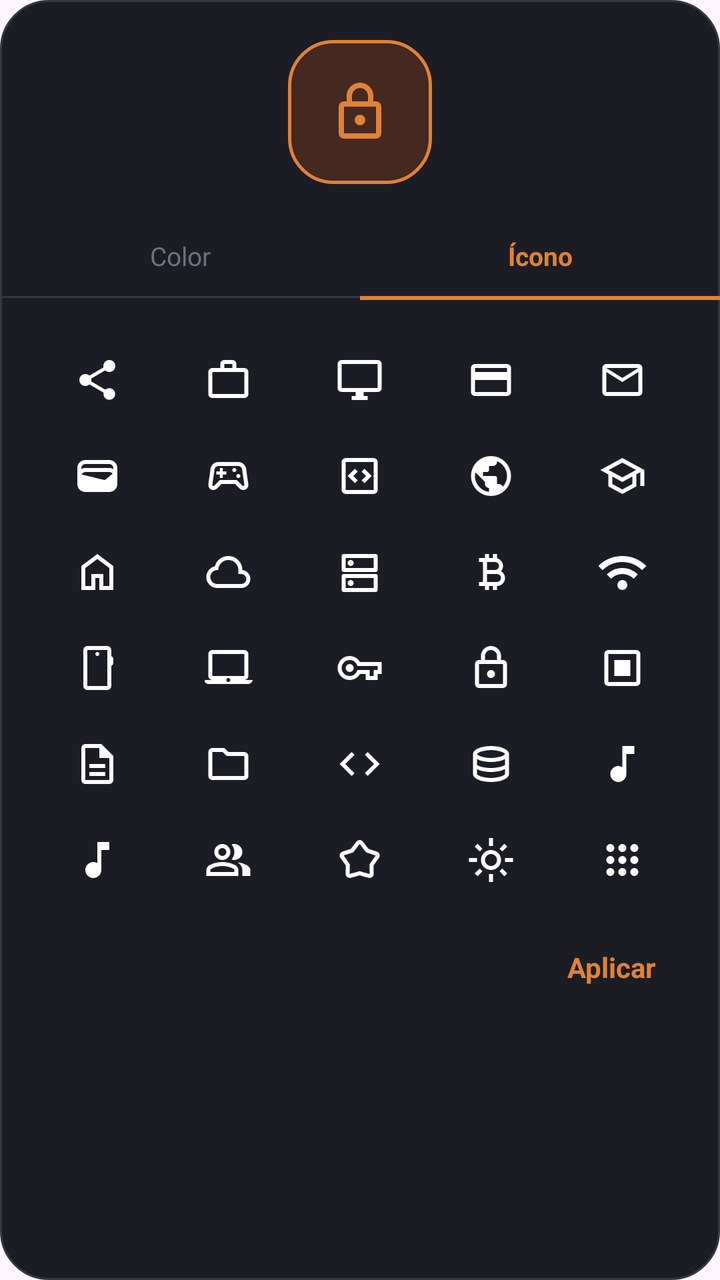
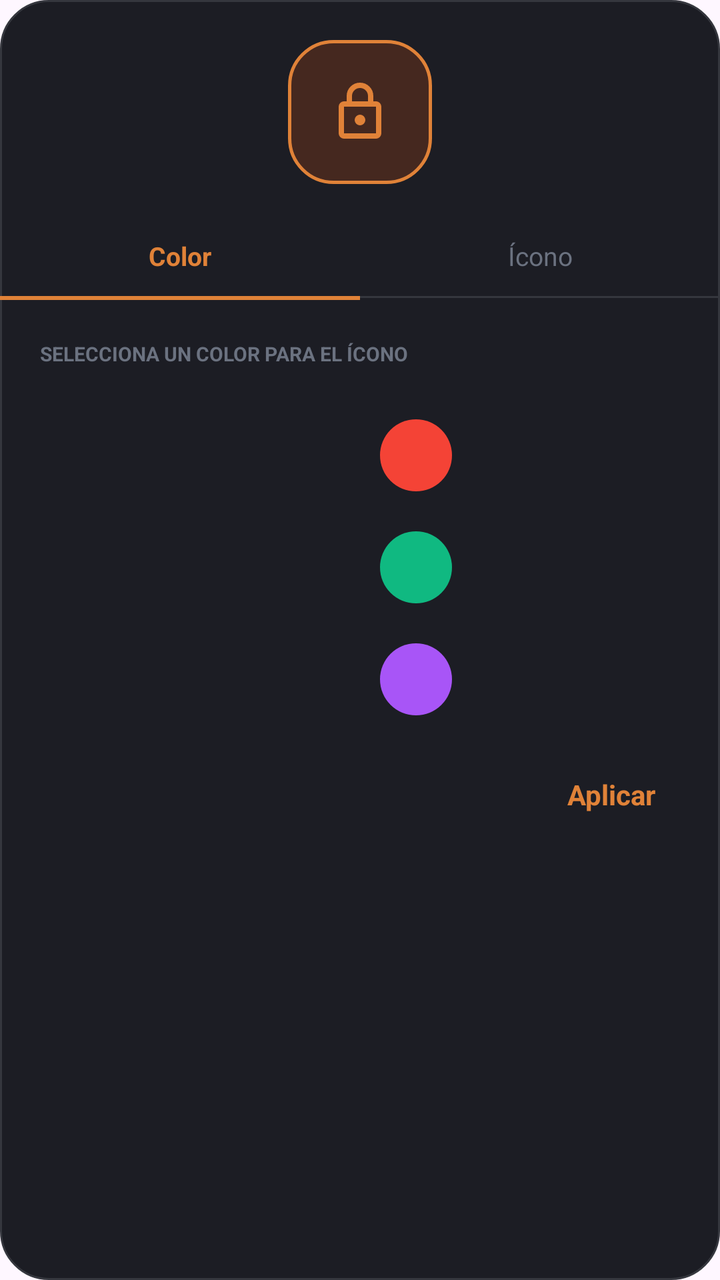

Compare the two renders of this Android layout. The source of the first and the diff that turns it into the second are given below.
<!-- AndroidManifest.xml: application theme Theme.MyApplication -->
<!-- res/layout/dialog_icon_category.xml -->
<?xml version="1.0" encoding="utf-8"?>
<LinearLayout
    xmlns:android="http://schemas.android.com/apk/res/android"
    xmlns:app="http://schemas.android.com/apk/res-auto"
    android:layout_width="match_parent"
    android:layout_height="wrap_content"
    android:layout_margin="12dp"
    android:background="@drawable/bg_icon_panel"
    android:orientation="vertical"
    android:paddingBottom="16dp">

    
    <FrameLayout
        android:layout_width="72dp"
        android:layout_height="72dp"
        android:layout_gravity="center_horizontal"
        android:layout_marginTop="20dp"
        android:background="@drawable/bg_icon_selector">

        <ImageView
            android:id="@+id/ivPreview"
            android:layout_width="32dp"
            android:layout_height="32dp"
            android:layout_gravity="center"
            android:contentDescription="Vista previa"
            android:src="@drawable/ic_pick_lock"
            app:tint="@color/orange_primary" />
    </FrameLayout>

    
    <LinearLayout
        android:layout_width="match_parent"
        android:layout_height="wrap_content"
        android:layout_marginTop="16dp"
        android:orientation="horizontal">

        <LinearLayout
            android:id="@+id/tabColor"
            android:layout_width="0dp"
            android:layout_height="wrap_content"
            android:layout_weight="1"
            android:orientation="vertical">

            <TextView
                android:layout_width="match_parent"
                android:layout_height="40dp"
                android:gravity="center"
                android:text="Color"
                android:textColor="@color/text_muted"
                android:textSize="13sp" />

            <View
                android:layout_width="match_parent"
                android:layout_height="1dp"
                android:background="@color/border_color" />
        </LinearLayout>

        <LinearLayout
            android:id="@+id/tabIcon"
            android:layout_width="0dp"
            android:layout_height="wrap_content"
            android:layout_weight="1"
            android:orientation="vertical">

            <TextView
                android:layout_width="match_parent"
                android:layout_height="40dp"
                android:gravity="center"
                android:text="Ícono"
                android:textColor="@color/orange_primary"
                android:textSize="13sp"
                android:textStyle="bold" />

            <View
                android:layout_width="match_parent"
                android:layout_height="2dp"
                android:background="@color/orange_primary" />
        </LinearLayout>
    </LinearLayout>

    
    <GridLayout
        android:id="@+id/gridIcons"
        android:layout_width="match_parent"
        android:layout_height="wrap_content"
        android:layout_marginStart="16dp"
        android:layout_marginTop="16dp"
        android:layout_marginEnd="16dp"
        android:columnCount="5">

        
        <ImageView style="@style/PickIcon" android:layout_width="0dp" android:layout_height="48dp" android:layout_columnWeight="1" android:src="@drawable/ic_pick_share" android:contentDescription="Compartir" />
        <ImageView style="@style/PickIcon" android:layout_width="0dp" android:layout_height="48dp" android:layout_columnWeight="1" android:src="@drawable/ic_pick_work" android:contentDescription="Trabajo" />
        <ImageView style="@style/PickIcon" android:layout_width="0dp" android:layout_height="48dp" android:layout_columnWeight="1" android:src="@drawable/ic_pick_desktop" android:contentDescription="Escritorio" />
        <ImageView style="@style/PickIcon" android:layout_width="0dp" android:layout_height="48dp" android:layout_columnWeight="1" android:src="@drawable/ic_pick_card" android:contentDescription="Tarjeta" />
        <ImageView style="@style/PickIcon" android:layout_width="0dp" android:layout_height="48dp" android:layout_columnWeight="1" android:src="@drawable/ic_pick_mail" android:contentDescription="Correo" />

        
        <ImageView style="@style/PickIcon" android:layout_width="0dp" android:layout_height="48dp" android:layout_columnWeight="1" android:src="@drawable/ic_pick_savings" android:contentDescription="Ahorros" />
        <ImageView style="@style/PickIcon" android:layout_width="0dp" android:layout_height="48dp" android:layout_columnWeight="1" android:src="@drawable/ic_pick_games" android:contentDescription="Juegos" />
        <ImageView style="@style/PickIcon" android:layout_width="0dp" android:layout_height="48dp" android:layout_columnWeight="1" android:src="@drawable/ic_pick_block" android:contentDescription="Bloqueo" />
        <ImageView style="@style/PickIcon" android:layout_width="0dp" android:layout_height="48dp" android:layout_columnWeight="1" android:src="@drawable/ic_pick_public" android:contentDescription="Web" />
        <ImageView style="@style/PickIcon" android:layout_width="0dp" android:layout_height="48dp" android:layout_columnWeight="1" android:src="@drawable/ic_pick_school" android:contentDescription="Educación" />

        
        <ImageView style="@style/PickIcon" android:layout_width="0dp" android:layout_height="48dp" android:layout_columnWeight="1" android:src="@drawable/ic_pick_home" android:contentDescription="Casa" />
        <ImageView style="@style/PickIcon" android:layout_width="0dp" android:layout_height="48dp" android:layout_columnWeight="1" android:src="@drawable/ic_pick_cloud" android:contentDescription="Nube" />
        <ImageView style="@style/PickIcon" android:layout_width="0dp" android:layout_height="48dp" android:layout_columnWeight="1" android:src="@drawable/ic_pick_server" android:contentDescription="Servidor" />
        <ImageView style="@style/PickIcon" android:layout_width="0dp" android:layout_height="48dp" android:layout_columnWeight="1" android:src="@drawable/ic_pick_bitcoin" android:contentDescription="Cripto" />
        <ImageView style="@style/PickIcon" android:layout_width="0dp" android:layout_height="48dp" android:layout_columnWeight="1" android:src="@drawable/ic_pick_wifi" android:contentDescription="WiFi" />

        
        <ImageView style="@style/PickIcon" android:layout_width="0dp" android:layout_height="48dp" android:layout_columnWeight="1" android:src="@drawable/ic_pick_phone" android:contentDescription="Teléfono" />
        <ImageView style="@style/PickIcon" android:layout_width="0dp" android:layout_height="48dp" android:layout_columnWeight="1" android:src="@drawable/ic_pick_laptop" android:contentDescription="Portátil" />
        <ImageView style="@style/PickIcon" android:layout_width="0dp" android:layout_height="48dp" android:layout_columnWeight="1" android:src="@drawable/ic_pick_key" android:contentDescription="Llave" />
        <ImageView style="@style/PickIcon" android:layout_width="0dp" android:layout_height="48dp" android:layout_columnWeight="1" android:src="@drawable/ic_pick_lock" android:contentDescription="Candado" />
        <ImageView style="@style/PickIcon" android:layout_width="0dp" android:layout_height="48dp" android:layout_columnWeight="1" android:src="@drawable/ic_pick_chat" android:contentDescription="Chat" />

        
        <ImageView style="@style/PickIcon" android:layout_width="0dp" android:layout_height="48dp" android:layout_columnWeight="1" android:src="@drawable/ic_pick_file" android:contentDescription="Archivo" />
        <ImageView style="@style/PickIcon" android:layout_width="0dp" android:layout_height="48dp" android:layout_columnWeight="1" android:src="@drawable/ic_pick_folder" android:contentDescription="Carpeta" />
        <ImageView style="@style/PickIcon" android:layout_width="0dp" android:layout_height="48dp" android:layout_columnWeight="1" android:src="@drawable/ic_pick_code" android:contentDescription="Código" />
        <ImageView style="@style/PickIcon" android:layout_width="0dp" android:layout_height="48dp" android:layout_columnWeight="1" android:src="@drawable/ic_pick_database" android:contentDescription="Base de datos" />
        <ImageView style="@style/PickIcon" android:layout_width="0dp" android:layout_height="48dp" android:layout_columnWeight="1" android:src="@drawable/ic_pick_music" android:contentDescription="Música" />

        
        <ImageView style="@style/PickIcon" android:layout_width="0dp" android:layout_height="48dp" android:layout_columnWeight="1" android:src="@drawable/ic_pick_person" android:contentDescription="Persona" />
        <ImageView style="@style/PickIcon" android:layout_width="0dp" android:layout_height="48dp" android:layout_columnWeight="1" android:src="@drawable/ic_pick_group" android:contentDescription="Grupo" />
        <ImageView style="@style/PickIcon" android:layout_width="0dp" android:layout_height="48dp" android:layout_columnWeight="1" android:src="@drawable/ic_pick_pentagon" android:contentDescription="Forma" />
        <ImageView style="@style/PickIcon" android:layout_width="0dp" android:layout_height="48dp" android:layout_columnWeight="1" android:src="@drawable/ic_pick_sun" android:contentDescription="Sol" />
        <ImageView style="@style/PickIcon" android:layout_width="0dp" android:layout_height="48dp" android:layout_columnWeight="1" android:src="@drawable/ic_pick_apps" android:contentDescription="Apps" />
    </GridLayout>

    
    <TextView
        android:id="@+id/btnApply"
        android:layout_width="wrap_content"
        android:layout_height="wrap_content"
        android:layout_gravity="end"
        android:layout_marginTop="12dp"
        android:layout_marginEnd="24dp"
        android:padding="8dp"
        android:text="Aplicar"
        android:textColor="@color/orange_primary"
        android:textSize="14sp"
        android:textStyle="bold" />

</LinearLayout>
<!-- resources referenced by this layout -->
<resources>
  <color name="border_color">#35373E</color>
  <color name="orange_primary">#E08238</color>
  <color name="text_muted">#6B7280</color>
  <!-- drawable bg_icon_selector (drawable) -->
  <?xml version="1.0" encoding="utf-8"?>
  <shape xmlns:android="http://schemas.android.com/apk/res/android"
      android:shape="rectangle">
      <solid android:color="@color/cat_social_bg" />
      <stroke android:width="1.5dp" android:color="@color/orange_primary" />
      <corners android:radius="22dp" />
  </shape>
  <!-- drawable ic_pick_code (drawable) -->
  <vector xmlns:android="http://schemas.android.com/apk/res/android"
      android:width="24dp"
      android:height="24dp"
      android:viewportWidth="960"
      android:viewportHeight="960">
    <path
        android:pathData="M320,720 L80,480l240,-240 57,57 -184,184 183,183 -56,56ZM640,720 L583,663 767,479 584,296 640,240 880,480 640,720Z"
        android:fillColor="#e3e3e3"/>
  </vector>
  <!-- drawable ic_pick_home (drawable) -->
  <vector xmlns:android="http://schemas.android.com/apk/res/android"
      android:width="24dp"
      android:height="24dp"
      android:viewportWidth="960"
      android:viewportHeight="960">
    <path
        android:pathData="M240,760h120v-240h240v240h120v-360L480,220 240,400v360ZM160,840v-480l320,-240 320,240v480L520,840v-240h-80v240L160,840ZM480,490Z"
        android:fillColor="#e3e3e3"/>
  </vector>
  <!-- drawable ic_pick_music (drawable) -->
  <vector xmlns:android="http://schemas.android.com/apk/res/android"
      android:width="24dp"
      android:height="24dp"
      android:viewportWidth="960"
      android:viewportHeight="960">
    <path
        android:pathData="M287,793q-47,-47 -47,-113t47,-113q47,-47 113,-47 23,0 42.5,5.5T480,542v-422h240v160L560,280v400q0,66 -47,113t-113,47q-66,0 -113,-47Z"
        android:fillColor="#e3e3e3"/>
  </vector>
  <style name="PickIcon">
          <item name="android:padding">12dp</item>
          <item name="android:background">?attr/selectableItemBackgroundBorderless</item>
          <item name="android:clickable">true</item>
          <item name="android:focusable">true</item>
          <item name="tint">@color/text_primary</item>
      </style>
  <style name="Theme.MyApplication" parent="Base.Theme.MyApplication" />
  <color name="bg_option_card">#1C1D24</color>
  <color name="cat_social_bg">#33EA580C</color>
  <color name="text_primary">#FFFFFF</color>
  <style name="Base.Theme.MyApplication" parent="Theme.Material3.DayNight.NoActionBar">
          
          
      </style>
  <!-- unchanged entries left out for length: 28 -->
</resources>

<!-- the commit's change to res/layout/dialog_icon_category.xml (unified diff, before → after) -->
@@ -1,5 +1,6 @@
 <?xml version="1.0" encoding="utf-8"?>
 <LinearLayout
+    xmlns:tools="http://schemas.android.com/tools"
     xmlns:android="http://schemas.android.com/apk/res/android"
     xmlns:app="http://schemas.android.com/apk/res-auto"
     android:layout_width="match_parent"
@@ -42,41 +43,105 @@
             android:orientation="vertical">
 
             <TextView
+                android:id="@+id/tvTabColor"
                 android:layout_width="match_parent"
                 android:layout_height="40dp"
                 android:gravity="center"
                 android:text="Color"
+                android:textColor="@color/orange_primary"
+                android:textSize="13sp"
+                android:textStyle="bold" />
+
+            <View
+                android:id="@+id/lineColor"
+                android:layout_width="match_parent"
+                android:layout_height="2dp"
+                android:background="@color/orange_primary" />
+        </LinearLayout>
+
+        <LinearLayout
+            android:id="@+id/tabIcon"
+            android:layout_width="0dp"
+            android:layout_height="wrap_content"
+            android:layout_weight="1"
+            android:orientation="vertical">
+
+            <TextView
+                android:id="@+id/tvTabIcon"
+                android:layout_width="match_parent"
+                android:layout_height="40dp"
+                android:gravity="center"
+                android:text="Ícono"
                 android:textColor="@color/text_muted"
                 android:textSize="13sp" />
 
             <View
+                android:id="@+id/lineIcon"
                 android:layout_width="match_parent"
                 android:layout_height="1dp"
                 android:background="@color/border_color" />
         </LinearLayout>
+    </LinearLayout>
+
+    
+    <LinearLayout
+        android:id="@+id/containerColors"
+        android:layout_width="match_parent"
+        android:layout_height="wrap_content"
+        android:orientation="vertical">
+
+        <TextView
+            android:layout_width="wrap_content"
+            android:layout_height="wrap_content"
+            android:layout_marginStart="20dp"
+            android:layout_marginTop="20dp"
+            android:text="SELECCIONA UN COLOR PARA EL ÍCONO"
+            android:textColor="@color/text_muted"
+            android:textSize="10sp"
+            android:textStyle="bold" />
+
+        <GridLayout
+            android:id="@+id/gridColors"
+            android:layout_width="match_parent"
+            android:layout_height="wrap_content"
+            android:layout_marginStart="16dp"
+            android:layout_marginTop="16dp"
+            android:layout_marginEnd="16dp"
+            android:columnCount="6">
+
+            
+            <View style="@style/ColorDot" android:backgroundTint="@color/pick_red" />
+            <View style="@style/ColorDot" android:backgroundTint="@color/pick_orange" />
+            <View style="@style/ColorDot" android:backgroundTint="@color/pick_amber" />
+            <View style="@style/ColorDot" android:backgroundTint="@color/pick_yellow" />
+            <View style="@style/ColorDot" android:backgroundTint="@color/pick_lime" />
+            <View style="@style/ColorDot" android:backgroundTint="@color/pick_green" />
+
+            
+            <View style="@style/ColorDot" android:backgroundTint="@color/pick_emerald" />
+            <View style="@style/ColorDot" android:backgroundTint="@color/pick_cyan" />
+            <View style="@style/ColorDot" android:backgroundTint="@color/pick_sky" />
+            <View style="@style/ColorDot" android:backgroundTint="@color/pick_blue" />
+            <View style="@style/ColorDot" android:backgroundTint="@color/pick_indigo" />
+            <View style="@style/ColorDot" android:backgroundTint="@color/pick_violet" />
+
+            
+            <View style="@style/ColorDot" android:backgroundTint="@color/pick_purple" />
+            <View style="@style/ColorDot" android:backgroundTint="@color/pick_fuchsia" />
+            <View style="@style/ColorDot" android:backgroundTint="@color/pick_pink" />
+            <View style="@style/ColorDot" android:backgroundTint="@color/pick_rose" />
+            <View style="@style/ColorDot" android:backgroundTint="@color/pick_slate" />
+            <View style="@style/ColorDot" android:backgroundTint="@color/pick_dark" />
+        </GridLayout>
+    </LinearLayout>
 
         <LinearLayout
-            android:id="@+id/tabIcon"
-            android:layout_width="0dp"
-            android:layout_height="wrap_content"
-            android:layout_weight="1"
-            android:orientation="vertical">
-
-            <TextView
-                android:layout_width="match_parent"
-                android:layout_height="40dp"
-                android:gravity="center"
-                android:text="Ícono"
-                android:textColor="@color/orange_primary"
-                android:textSize="13sp"
-                android:textStyle="bold" />
-
-            <View
-                android:layout_width="match_parent"
-                android:layout_height="2dp"
-                android:background="@color/orange_primary" />
-        </LinearLayout>
-    </LinearLayout>
+        android:id="@+id/containerIcons"
+        android:layout_width="match_parent"
+        android:layout_height="wrap_content"
+        android:orientation="vertical"
+        android:visibility="gone"
+        tools:visibility="gone">
 
     
     <GridLayout
@@ -130,6 +195,7 @@
         <ImageView style="@style/PickIcon" android:layout_width="0dp" android:layout_height="48dp" android:layout_columnWeight="1" android:src="@drawable/ic_pick_sun" android:contentDescription="Sol" />
         <ImageView style="@style/PickIcon" android:layout_width="0dp" android:layout_height="48dp" android:layout_columnWeight="1" android:src="@drawable/ic_pick_apps" android:contentDescription="Apps" />
     </GridLayout>
+        </LinearLayout>
 
     
     <TextView
<!-- resource entries referenced after the edit -->
@@ -2,6 +2,24 @@
 <resources>
   <color name="border_color">#35373E</color>
   <color name="orange_primary">#E08238</color>
+  <color name="pick_amber">#EAB308</color>
+  <color name="pick_blue">#3B82F6</color>
+  <color name="pick_cyan">#06B6D4</color>
+  <color name="pick_dark">#334155</color>
+  <color name="pick_emerald">#10B981</color>
+  <color name="pick_fuchsia">#D946EF</color>
+  <color name="pick_green">#10B981</color>
+  <color name="pick_indigo">#6366F1</color>
+  <color name="pick_lime">#84CC16</color>
+  <color name="pick_orange">#FF7A00</color>
+  <color name="pick_pink">#EC4899</color>
+  <color name="pick_purple">#A855F7</color>
+  <color name="pick_red">#F44336</color>
+  <color name="pick_rose">#F43F5E</color>
+  <color name="pick_sky">#0EA5E9</color>
+  <color name="pick_slate">#64748B</color>
+  <color name="pick_violet">#8B5CF6</color>
+  <color name="pick_yellow">#FACC15</color>
   <color name="text_muted">#6B7280</color>
   <!-- drawable bg_icon_selector (drawable) -->
   <?xml version="1.0" encoding="utf-8"?>
@@ -41,6 +59,16 @@
         android:pathData="M287,793q-47,-47 -47,-113t47,-113q47,-47 113,-47 23,0 42.5,5.5T480,542v-422h240v160L560,280v400q0,66 -47,113t-113,47q-66,0 -113,-47Z"
         android:fillColor="#e3e3e3"/>
   </vector>
+  <style name="ColorDot">
+          <item name="android:layout_width">36dp</item>
+          <item name="android:layout_height">36dp</item>
+          <item name="android:layout_margin">10dp</item>
+          <item name="android:layout_columnWeight">1</item>
+          <item name="android:layout_gravity">center</item>
+          <item name="android:background">@drawable/bg_color_dot</item>
+          <item name="android:clickable">true</item>
+          <item name="android:focusable">true</item>
+      </style>
   <style name="PickIcon">
           <item name="android:padding">12dp</item>
           <item name="android:background">?attr/selectableItemBackgroundBorderless</item>
@@ -51,6 +79,12 @@
   <style name="Theme.MyApplication" parent="Base.Theme.MyApplication" />
   <color name="bg_option_card">#1C1D24</color>
   <color name="cat_social_bg">#33EA580C</color>
+  <!-- drawable bg_color_dot (drawable) -->
+  <?xml version="1.0" encoding="utf-8"?>
+  <shape xmlns:android="http://schemas.android.com/apk/res/android"
+      android:shape="oval">
+      <solid android:color="@color/text_muted" />
+  </shape>
   <color name="text_primary">#FFFFFF</color>
   <style name="Base.Theme.MyApplication" parent="Theme.Material3.DayNight.NoActionBar">
           
